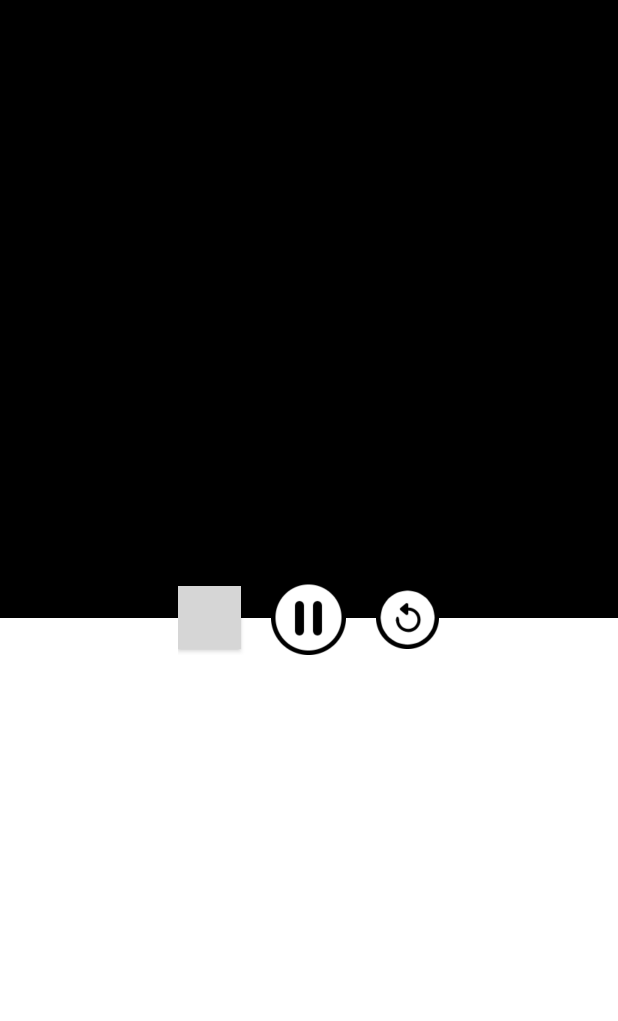
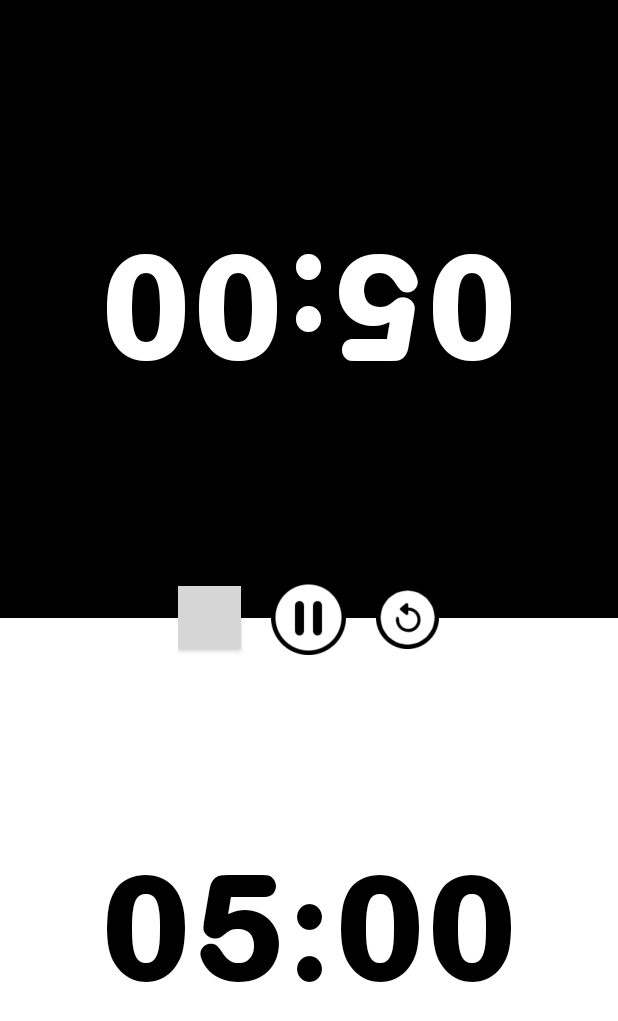
Before and after one commit to lhlavati/ChessTimer, an Android app: the screen it shows after launch (MainActivity), on a phone screen of 412 x 824 dp. Shown: the top 1021 px of the screen. Run offline under Robolectric (Android 15) with nearby library versions, the phone set to English and light mode, and no system bars; grey boxes are pictures that could not be loaded.

Commit message:
Finished activity_main layout

```diff
--- a/app/src/main/res/layout/activity_main.xml
+++ b/app/src/main/res/layout/activity_main.xml
@@ -11,20 +11,58 @@
         android:layout_height="match_parent"
         android:weightSum="2"
         android:orientation="vertical">
+        <LinearLayout
+            android:id="@+id/layoutBlack"
+            android:layout_width="match_parent"
+            android:layout_height="match_parent"
+            android:orientation="vertical"
+            android:layout_weight="1">
+
+            <EditText
+                android:layout_width="match_parent"
+                android:layout_height="match_parent"
+                android:gravity="center"
+                android:background="@color/colorBlack"
+                android:textColor="@color/colorWhite"
+                android:text="05:00"
+                android:textSize="100sp"
+                android:rotation="180"
+                android:fontFamily="@font/Arial_Rounded_MT_ExtraBold" />
 
             <Button
                 android:id="@+id/buttonBlack"
                 android:layout_width="match_parent"
-            android:layout_height="wrap_content"
+                android:layout_height="match_parent"
+                android:background="@color/colorBlack" />
+
+
+
+        </LinearLayout>
+
+        <LinearLayout
+            android:id="@+id/layoutWhite"
+            android:layout_width="match_parent"
+            android:layout_height="match_parent"
             android:layout_weight="1"
-            android:background="@color/colorBlack" />
+            android:orientation="vertical">
+
+            <EditText
+                android:layout_width="match_parent"
+                android:layout_height="match_parent"
+                android:gravity="center"
+                android:background="@color/colorWhite"
+                android:textColor="@color/colorBlack"
+                android:text="05:00"
+                android:textSize="100sp"
+                android:fontFamily="@font/Arial_Rounded_MT_ExtraBold" />
 
             <Button
                 android:id="@+id/buttonWhite"
                 android:layout_width="match_parent"
-            android:layout_height="wrap_content"
-            android:layout_weight="1"
+                android:layout_height="match_parent"
                 android:background="@color/colorWhite" />
+        </LinearLayout>
+
 
     </LinearLayout>
 
```
Lines whose indentation alone changed are shown as unchanged.
